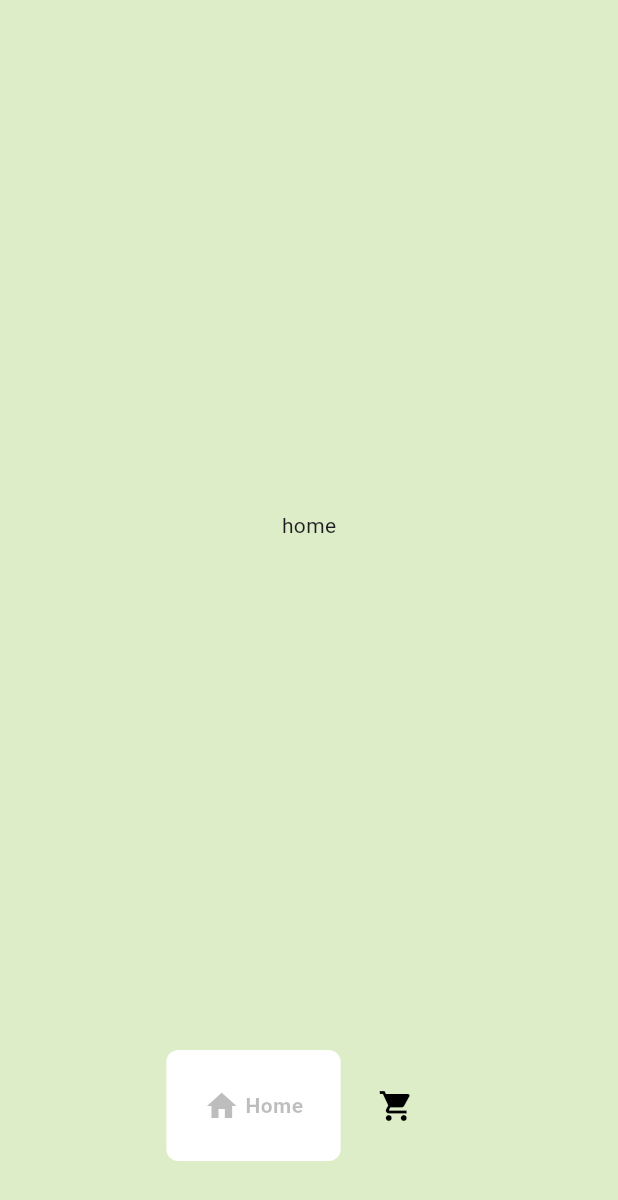
After one commit to Frost3057/E-COMMERCE-FLUT, a Flutter app: the HomePage screen opened by its route, on a phone screen of 412 x 824 dp. The commit adds this screen. Shown: the top 1200 px of the screen. Run offline on Flutter 3.47's test engine with Material 3 defaults, Android fonts, the phone set to English and light mode, and no system bars; drawn by our look-alikes of google_nav_bar.

Commit message:
Second Commit

```diff
--- /dev/null
+++ b/lib/COMPONENTS/navBar.dart
@@ -0,0 +1,23 @@
+
+import 'package:flutter/cupertino.dart';
+import 'package:flutter/material.dart';
+import 'package:google_nav_bar/google_nav_bar.dart';
+
+class navBar extends StatelessWidget {
+  void Function(int)? onTabChange;
+
+  navBar({super.key, required this.onTabChange});
+
+  @override
+  Widget build(BuildContext context) {
+    return Padding(padding: EdgeInsets.only(bottom: 50),child: GNav(tabs: [
+      GButton(icon: Icons.home,text: " Home",
+      ),
+      GButton(icon: Icons.shopping_cart,text: " Cart",
+      )
+    ], onTabChange: onTabChange,
+      tabBackgroundColor: Colors.white,
+      tabBorderRadius: 8,mainAxisAlignment: MainAxisAlignment.center,
+    activeColor: Colors.black26,));
+  }
+}
--- a/lib/PAGES/HomePage.dart
+++ b/lib/PAGES/HomePage.dart
@@ -1,9 +1,35 @@
+import 'package:ecommerce_app/COMPONENTS/navBar.dart';
+import 'package:ecommerce_app/PAGES/cart.dart';
+import 'package:ecommerce_app/PAGES/home.dart';
 import 'package:flutter/cupertino.dart';
+import 'package:flutter/material.dart';
 
 class HomePage extends StatefulWidget{
+  HomePage({super.key});
   @override
-  State<StatefulWidget> createState() {
-    // TODO: implement createState
-    throw UnimplementedError();
+  State<HomePage> createState() => _homepage();
+}
+
+class _homepage extends State<HomePage> {
+  int _selectedIndex = 0;
+
+  void changePage(int index){
+    setState(() {
+      _selectedIndex = index;
+    });
   }
+final List<Widget> pages = [
+  Home(),
+  Cart()
+];
+
+  @override
+  Widget build(BuildContext context) {
+    return Scaffold(
+      backgroundColor: Colors.lightGreen[100],
+      bottomNavigationBar: navBar(onTabChange: (index)=>changePage(index),),
+      body: pages[_selectedIndex],
+    );
+  }
+
 }
--- /dev/null
+++ b/lib/PAGES/home.dart
@@ -0,0 +1,15 @@
+import 'package:flutter/cupertino.dart';
+
+class Home extends StatefulWidget{
+  Home({super.key});
+
+  State<Home> createState() => _state();
+}
+
+class _state extends State<Home>{
+  @override
+  Widget build(BuildContext context) {
+    return Center(child: Text("home"));
+  }
+
+}
--- a/lib/PAGES/intro.dart
+++ b/lib/PAGES/intro.dart
@@ -15,7 +15,7 @@ class intro extends StatelessWidget{
           SizedBox(height: 130,),
           Image.asset('lib/Images/pngwing.com.png',width: 350,),
           SizedBox(height: 230,),
-          Text("Just Do It",style: TextStyle(fontSize: 40,fontWeight: FontWeight.bold),),
+          Text("Just Do It",style: TextStyle(fontSize: 25,fontWeight: FontWeight.bold),),
           Text("Premium sneakers by Nike",style: TextStyle(fontStyle: FontStyle.italic,color: Colors.black),),
           SizedBox(height: 40,),
           GestureDetector(
--- a/pubspec.yaml
+++ b/pubspec.yaml
@@ -34,6 +34,7 @@ dependencies:
   # The following adds the Cupertino Icons font to your application.
   # Use with the CupertinoIcons class for iOS style icons.
   cupertino_icons: ^1.0.8
+  google_nav_bar: ^5.0.6
 
 dev_dependencies:
   flutter_test:
```
Also changed, not shown: lib/PAGES/cart.dart (added, +17 -0 lines), pubspec.lock.
